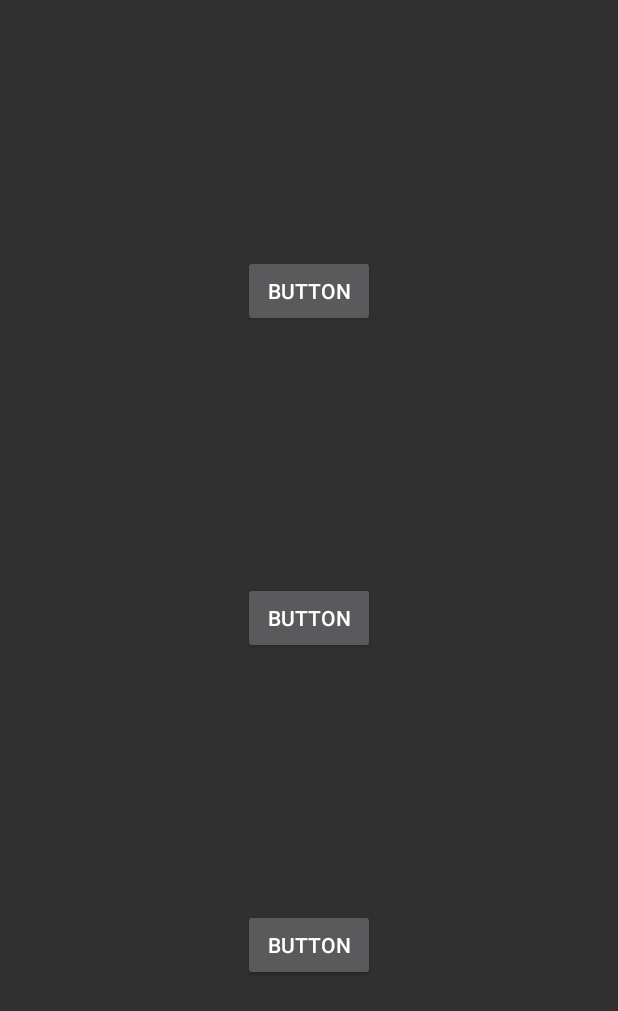
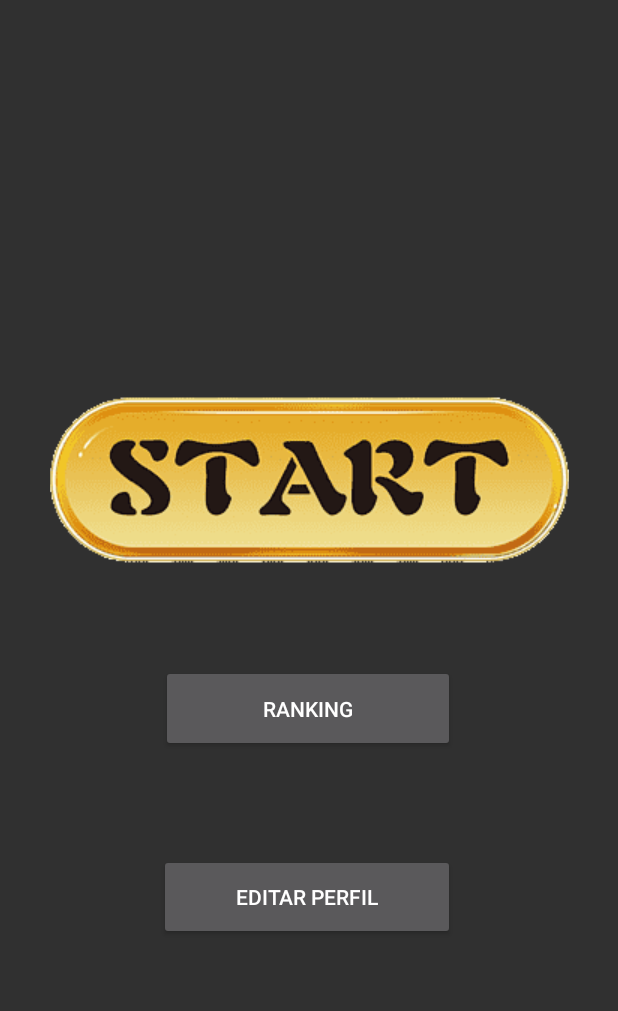
Before and after one commit to xabierbahillo1/Preguntados, an Android app: the MainMenuActivity screen opened directly, with no data from a screen before it, on a phone screen of 412 x 824 dp. Shown: the top 1011 px of the screen. Run offline under Robolectric (Android 15) with nearby library versions, the phone set to English and light mode, and no system bars.

Commit message:
FEAT: Menú principal completado

```diff
--- a/app/src/main/java/com/das/preguntados/Activitys/MainMenuActivity.java
+++ b/app/src/main/java/com/das/preguntados/Activitys/MainMenuActivity.java
@@ -5,6 +5,7 @@ import androidx.appcompat.app.AppCompatActivity;
 import android.os.Bundle;
 import android.view.View;
 import android.widget.Button;
+import android.widget.ImageButton;
 
 import com.das.preguntados.R;
 
@@ -33,7 +34,7 @@ public class MainMenuActivity extends AppCompatActivity {
         }
 
         // Funcionalidad de los botones
-        Button btnJugar = findViewById(R.id.btnJugar);
+        ImageButton btnJugar = findViewById(R.id.btnJugar);
         btnJugar.setOnClickListener(new View.OnClickListener() {
             @Override
             public void onClick(View v) {
@@ -42,6 +43,7 @@ public class MainMenuActivity extends AppCompatActivity {
         });
 
         Button btnRanking = findViewById(R.id.btnRanking);
+        btnRanking.setText(R.string.btnRanking);
         btnRanking.setOnClickListener(new View.OnClickListener() {
             @Override
             public void onClick(View v) {
@@ -50,6 +52,7 @@ public class MainMenuActivity extends AppCompatActivity {
         });
 
         Button btnPerfil = findViewById(R.id.btnPerfil);
+        btnPerfil.setText(R.string.btnEditarPerfil);
         btnPerfil.setOnClickListener(new View.OnClickListener() {
             @Override
             public void onClick(View v) {
--- a/app/src/main/res/layout/main_menu_activity.xml
+++ b/app/src/main/res/layout/main_menu_activity.xml
@@ -7,35 +7,39 @@
     tools:context=".Activitys.MainMenuActivity">
 
     <Button
-        android:id="@+id/btnJugar"
-        android:layout_width="wrap_content"
-        android:layout_height="wrap_content"
+        android:id="@+id/btnPerfil"
+        android:layout_width="197dp"
+        android:layout_height="57dp"
+        android:layout_marginBottom="156dp"
+        android:text="Button"
+        app:layout_constraintBottom_toBottomOf="parent"
+        app:layout_constraintEnd_toEndOf="parent"
+        app:layout_constraintHorizontal_bias="0.495"
+        app:layout_constraintStart_toStartOf="parent"
+        app:layout_constraintTop_toBottomOf="@+id/btnJugar"
+        app:layout_constraintVertical_bias="0.823" />
+
+    <Button
+        android:id="@+id/btnRanking"
+        android:layout_width="196dp"
+        android:layout_height="58dp"
         android:text="Button"
         app:layout_constraintBottom_toTopOf="@+id/btnPerfil"
         app:layout_constraintEnd_toEndOf="parent"
-        app:layout_constraintHorizontal_bias="0.5"
-        app:layout_constraintStart_toStartOf="parent"
-        app:layout_constraintTop_toTopOf="parent" />
-
-    <Button
-        android:id="@+id/btnPerfil"
-        android:layout_width="wrap_content"
-        android:layout_height="wrap_content"
-        android:text="Button"
-        app:layout_constraintBottom_toTopOf="@+id/btnRanking"
-        app:layout_constraintEnd_toEndOf="parent"
-        app:layout_constraintHorizontal_bias="0.5"
+        app:layout_constraintHorizontal_bias="0.497"
         app:layout_constraintStart_toStartOf="parent"
         app:layout_constraintTop_toBottomOf="@+id/btnJugar" />
 
-    <Button
-        android:id="@+id/btnRanking"
-        android:layout_width="wrap_content"
-        android:layout_height="wrap_content"
-        android:text="Button"
+    <ImageButton
+        android:id="@+id/btnJugar"
+        android:layout_width="346dp"
+        android:layout_height="111dp"
+        android:background="@null"
         app:layout_constraintBottom_toBottomOf="parent"
         app:layout_constraintEnd_toEndOf="parent"
-        app:layout_constraintHorizontal_bias="0.5"
         app:layout_constraintStart_toStartOf="parent"
-        app:layout_constraintTop_toBottomOf="@+id/btnPerfil" />
+        app:layout_constraintTop_toTopOf="parent"
+        app:layout_constraintVertical_bias="0.37"
+        app:srcCompat="@drawable/start_icon" />
+
 </androidx.constraintlayout.widget.ConstraintLayout>
--- a/app/src/main/res/values/strings.xml
+++ b/app/src/main/res/values/strings.xml
@@ -5,4 +5,6 @@
     <string name="login_userPass">Contraseña</string>
     <string name="login_button">Iniciar Sesión</string>
     <string name="login_registerText">¿Aún no tienes cuenta? CREAR CUENTA</string>
+    <string name="btnRanking">Ranking</string>
+    <string name="btnEditarPerfil">Editar Perfil</string>
 </resources>
```
Also changed, not shown: app/src/main/res/drawable/start_icon.png (added), 1 other file.
